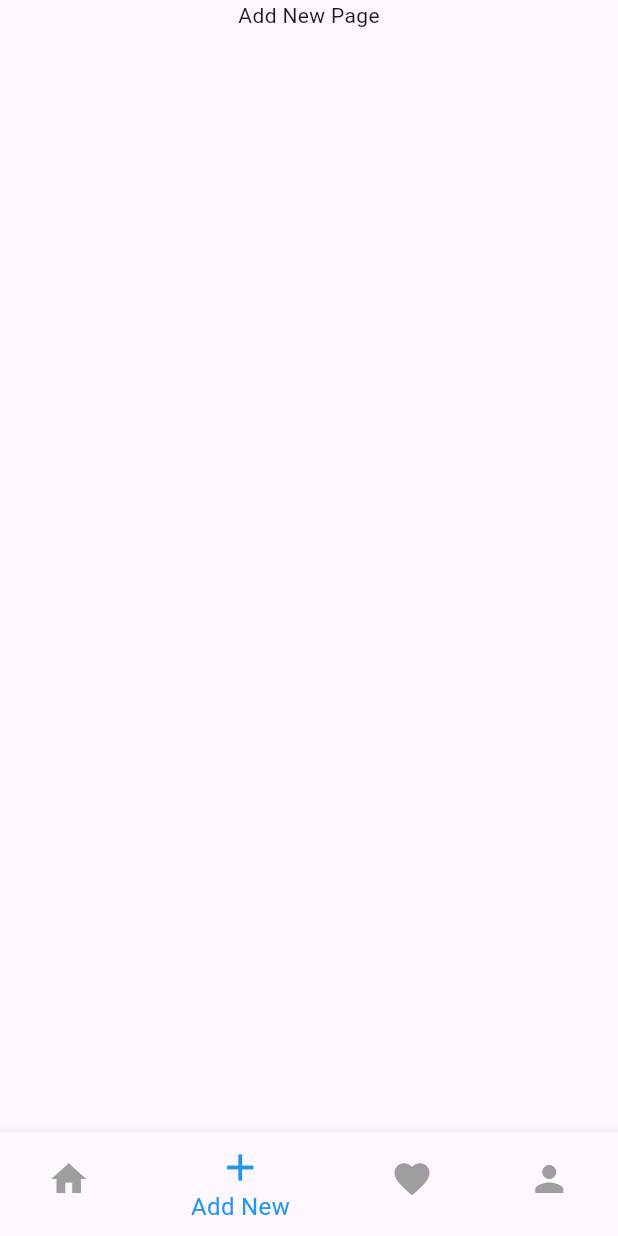
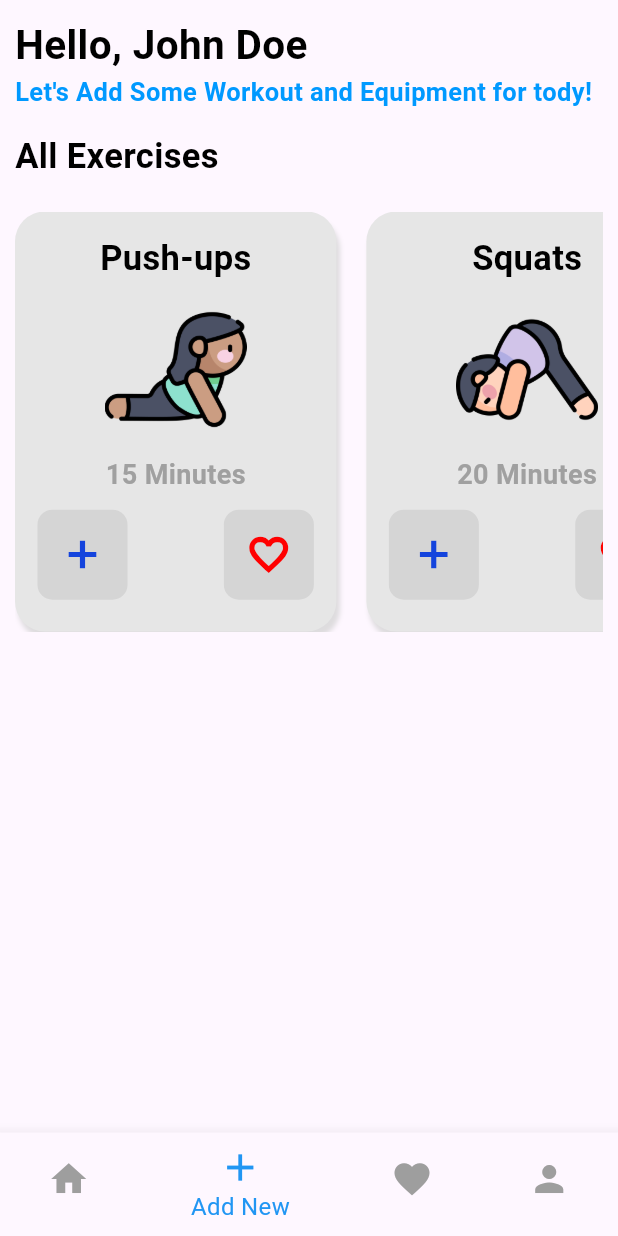
Before and after one commit to Vihaga256/Workout-planner-app, a Flutter app: the screen it shows after launch, item 2 of the bottom bar chosen, on a phone screen of 412 x 824 dp. Run offline on Flutter 3.47's test engine with Material 3 defaults, Android fonts, the phone set to English and light mode, and no system bars.

Commit message:
Initial commit

```diff
--- a/lib/pages/add_new_page.dart
+++ b/lib/pages/add_new_page.dart
@@ -1,3 +1,9 @@
+import 'package:demo_app_2/constants/colors.dart';
+import 'package:demo_app_2/constants/constants_values.dart';
+import 'package:demo_app_2/data/exercise_data.dart';
+import 'package:demo_app_2/data/user_data.dart';
+import 'package:demo_app_2/models/exercise_model.dart';
+import 'package:demo_app_2/widget/add_exercise_card.dart';
 import 'package:flutter/material.dart';
 
 class AddNewPage extends StatefulWidget {
@@ -8,14 +14,65 @@ class AddNewPage extends StatefulWidget {
 }
 
 class _AddNewPageState extends State<AddNewPage> {
+  final exerciseList = ExerciseData().exerciseList;
+
   @override
   Widget build(BuildContext context) {
     return Scaffold(
-        body: SingleChildScrollView(
-            child: Center(
-                child: Text("Add New Page"),
+      body: SafeArea(
+        child: Padding(
+          padding: EdgeInsets.all(kDefaultPadding),
+          child: SingleChildScrollView(
+            child: Column(
+              crossAxisAlignment: CrossAxisAlignment.start,
+              children: [
+                Text(
+                  "Hello, ${user.fullName}",
+                  style: const TextStyle(
+                    fontSize: 27,
+                    fontWeight: FontWeight.bold,
+                    color: kMainColor,
+                  ),
+                ),
+                // SizedBox(height: 8),
+                Text(
+                  "Let's Add Some Workout and Equipment for tody!",
+                  style: TextStyle(
+                    fontSize: 17,
+                    fontWeight: FontWeight.bold,
+                    color: kGradientTopColor,
+                  ),
+                ),
+                SizedBox(height: 15),
+                Text(
+                  "All Exercises",
+                  style: const TextStyle(
+                    fontSize: 23,
+                    fontWeight: FontWeight.bold,
+                    color: kMainColor,
+                  ),
+                ),
+                SizedBox(height: 20),
+                SizedBox(
+                  height: 280,
+                  child: ListView.builder(
+                    scrollDirection: Axis.horizontal,
+                    itemCount: exerciseList.length,
+                    itemBuilder: (context, index) {
+                      Exercise exercise = exerciseList[index];
+                      return AddExerciseCard(
+                        exerciseImageURL: exercise.exerciseImageURL,
+                        exerciseName: exercise.exerciseName,
+                        nuOfMinutes: exercise.nuOfMinutes,
+                      );
+                    },
+                  ),
+                ),
+              ],
             ),
+          ),
         ),
+      ),
     );
   }
 }
--- /dev/null
+++ b/lib/widget/add_exercise_card.dart
@@ -0,0 +1,111 @@
+import 'package:demo_app_2/constants/colors.dart';
+import 'package:flutter/material.dart';
+
+class AddExerciseCard extends StatefulWidget {
+  final String exerciseName;
+  final String exerciseImageURL;
+  final int nuOfMinutes;
+
+  const AddExerciseCard({
+    super.key,
+    required this.exerciseName,
+    required this.exerciseImageURL,
+    required this.nuOfMinutes,
+  });
+
+  @override
+  State<AddExerciseCard> createState() => _AddExerciseCardState();
+}
+
+class _AddExerciseCardState extends State<AddExerciseCard> {
+  @override
+  Widget build(BuildContext context) {
+    return Container(
+      margin: EdgeInsets.only(right: 20),
+      width: MediaQuery.of(context).size.width * 0.52,
+      padding: EdgeInsets.all(15),
+      // width: 200,
+      // height: 200,
+      decoration: BoxDecoration(
+        color: kSubtitleColor,
+        borderRadius: BorderRadius.circular(20),
+        boxShadow: [
+          BoxShadow(color: kBoxShadow, offset: Offset(2, 5), blurRadius: 2),
+        ],
+      ),
+      child: Column(
+        children: [
+          Text(
+            widget.exerciseName,
+            style: TextStyle(
+              fontSize: 23,
+              color: kMainColor,
+              fontWeight: FontWeight.bold,
+            ),
+          ),
+          SizedBox(height: 10),
+          Image.asset(
+            widget.exerciseImageURL,
+            width: MediaQuery.of(context).size.width * 0.23,
+            fit: BoxFit.cover,
+          ),
+          SizedBox(height: 10),
+          Text(
+            "${widget.nuOfMinutes.toString()} Minutes",
+            style: TextStyle(
+              fontSize: 18,
+              color: kTimecolor,
+              fontWeight: FontWeight.bold,
+            ),
+          ),
+          SizedBox(height: 10),
+          Row(
+            mainAxisAlignment: MainAxisAlignment.spaceBetween,
+            children: [
+              Container(
+                width: 60,
+                height: 60,
+                decoration: BoxDecoration(
+                  borderRadius: BorderRadius.circular(10),
+                  // ignore: deprecated_member_use
+                  color: kBoxShadow.withOpacity(0.9),
+                ),
+                child: Center(
+                  child: IconButton(
+                    onPressed: () {},
+                    icon: Icon(
+                      Icons.add,
+                      size: 30,
+                      color: kGradientBottomColor,
+                      fontWeight: FontWeight.bold,
+                    ),
+                  ),
+                ),
+              ),
+              Container(
+                width: 60,
+                height: 60,
+                decoration: BoxDecoration(
+                  borderRadius: BorderRadius.circular(10),
+                  // ignore: deprecated_member_use
+                  color: kBoxShadow.withOpacity(0.9),
+                ),
+                child: Center(
+                  child: IconButton(
+                    onPressed: () {},
+                    icon: Icon(
+                      Icons.favorite_border,
+                      size: 30,
+                      color: const Color.fromARGB(255, 255, 0, 0),
+                      fontWeight: FontWeight.bold,
+                    ),
+                  ),
+                ),
+              ),
+            ],
+          ),
+        ],
+      ),
+    );
+  }
+}
```
Also changed, not shown: lib/pages/equipemt_detail_page.dart (added, +97 -0 lines), lib/pages/home_page.dart (+57 -5 lines), lib/widget/equipemt_card.dart (added, +58 -0 lines), lib/pages/exercise_detail_page.dart (renamed from lib/widget/exercise_detail_page.dart).
